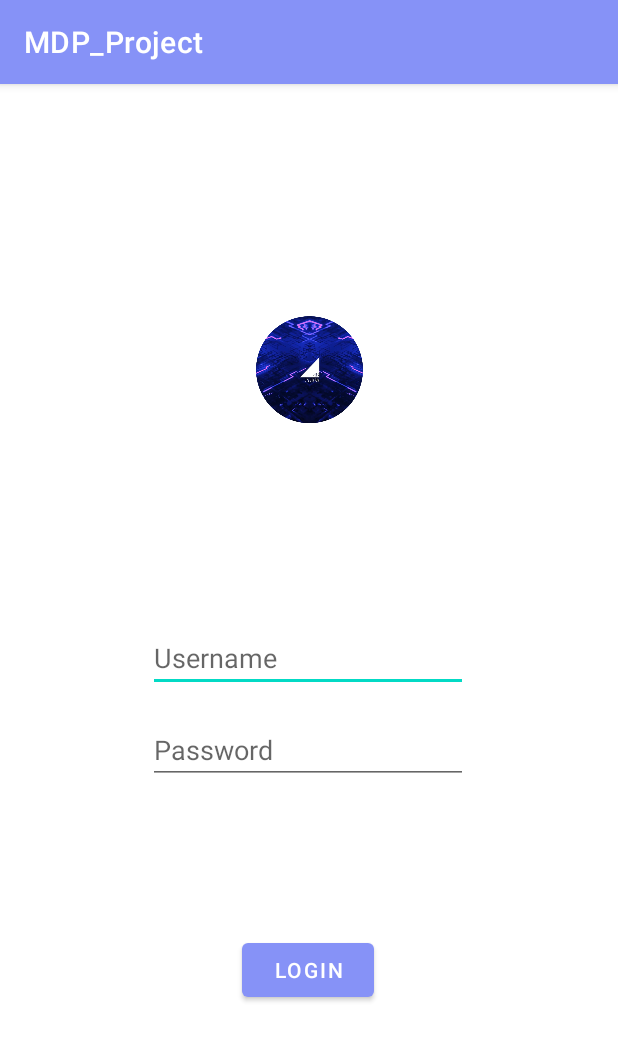
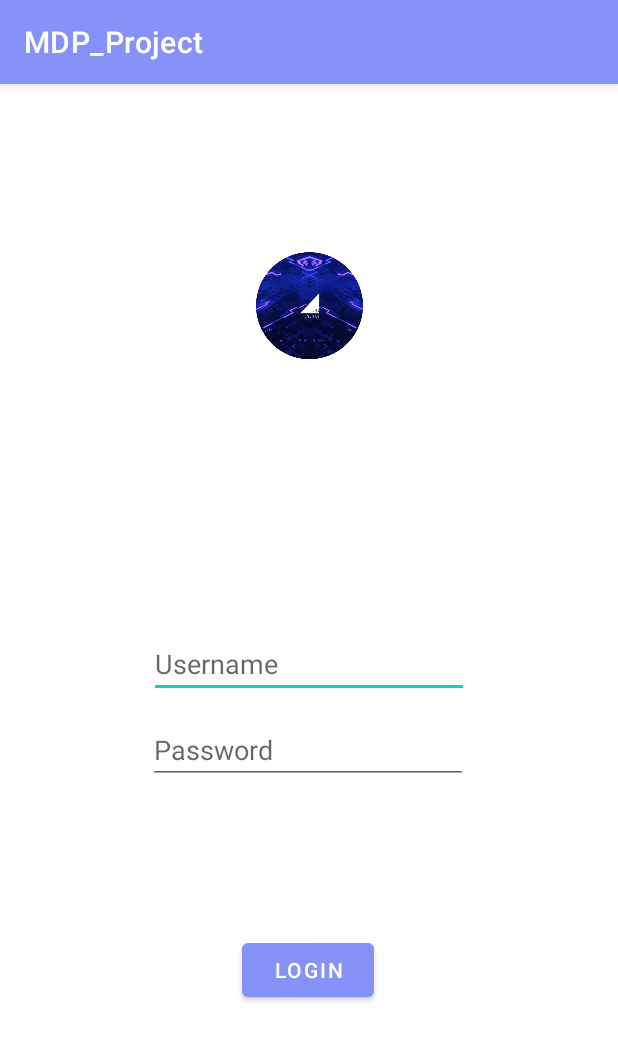
Before and after one commit to AndrewNVH/MDP_Project, an Android app: the screen it shows after launch (LoginActivity), on a phone screen of 412 x 824 dp. Shown: the top 1041 px of the screen. Run offline under Robolectric (Android 15) with nearby library versions, the light colour scheme and no system bars; libraries missing offline, so code that uses them is left out: androidx.navigation.

Commit message:
About Us

```diff
--- a/app/build.gradle.kts
+++ b/app/build.gradle.kts
@@ -57,6 +57,7 @@
 
     implementation("androidx.navigation:navigation-fragment-ktx:2.7.7")
     implementation("androidx.navigation:navigation-ui-ktx:2.7.7")
+    implementation("androidx.activity:activity:1.9.0")
 
     testImplementation("junit:junit:4.13.2")
     androidTestImplementation("androidx.test.ext:junit:1.1.5")
--- a/app/src/main/java/com/example/mdp_project/MockDB.kt
+++ b/app/src/main/java/com/example/mdp_project/MockDB.kt
@@ -3,4 +3,9 @@
 object MockDB{
     val member = ArrayList<MemberList>();
     val user = ArrayList<UserList>();
+
+//    val member:ArrayList<MemberList> = arrayListOf(
+//        MemberList("udfsdf", "sidnfis", 8)
+//    )
+
 }
--- a/app/src/main/res/layout/fragment_login.xml
+++ b/app/src/main/res/layout/fragment_login.xml
@@ -11,12 +11,9 @@
         android:id="@+id/loginPageProfilePic"
         android:layout_width="71dp"
         android:layout_height="71dp"
-        android:layout_marginTop="60dp"
-        android:layout_marginBottom="40dp"
+        android:layout_marginTop="112dp"
         android:background="@drawable/login_icon"
-        app:layout_constraintBottom_toTopOf="@+id/usernameInput"
         app:layout_constraintEnd_toEndOf="parent"
-        app:layout_constraintHorizontal_bias="0.5"
         app:layout_constraintStart_toStartOf="parent"
         app:layout_constraintTop_toTopOf="parent" />
 
@@ -24,13 +21,13 @@
         android:id="@+id/usernameInput"
         android:layout_width="wrap_content"
         android:layout_height="wrap_content"
-        android:layout_marginBottom="16dp"
+        android:layout_marginBottom="12dp"
         android:ems="10"
         android:hint="@string/loginpage_name"
         android:inputType="text"
         app:layout_constraintBottom_toTopOf="@+id/passwordInput"
         app:layout_constraintEnd_toEndOf="parent"
-        app:layout_constraintHorizontal_bias="0.497"
+        app:layout_constraintHorizontal_bias="0.5"
         app:layout_constraintStart_toStartOf="parent" />
 
     <EditText
```
Also changed, not shown: app/src/main/AndroidManifest.xml (+4 -7 lines), app/src/main/java/com/example/mdp_project/MainActivity.kt (+7 -1 lines), app/src/main/java/com/example/mdp_project/Start.kt (added, +17 -0 lines), app/src/main/res/layout/activity_start.xml (added, +9 -0 lines).
